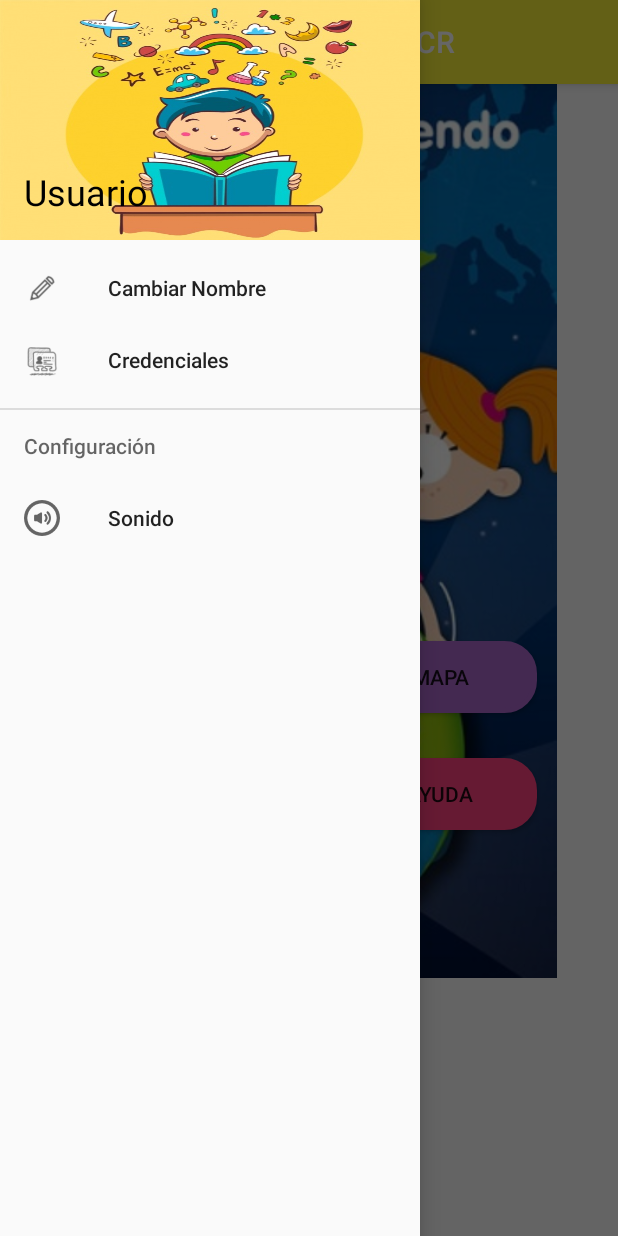
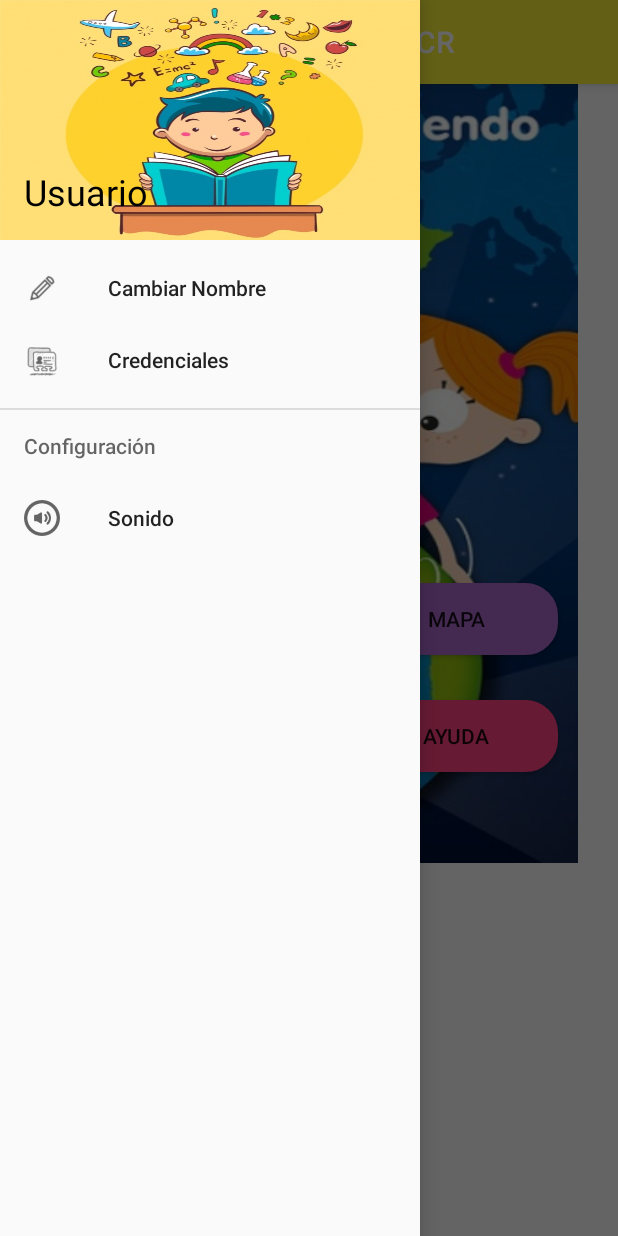
Before and after one commit to JeanCarlo14/GeoMapCR, an Android app: the screen it shows after launch (MenuPrincipal), with the side drawer open, on a phone screen of 412 x 824 dp. Run offline under Robolectric (Android 15) with nearby library versions, the phone set to English and light mode, and no system bars.

Commit message:
Revert "cambios"

```diff
--- a/app/src/main/res/layout/activity_menu_principal.xml
+++ b/app/src/main/res/layout/activity_menu_principal.xml
@@ -10,8 +10,8 @@
 
     <include
         layout="@layout/app_bar_menu_principal"
-        android:layout_width="wrap_content"
-        android:layout_height="wrap_content" />
+        android:layout_width="match_parent"
+        android:layout_height="match_parent" />
 
     <android.support.design.widget.NavigationView
         android:id="@+id/nav_view"
--- a/app/src/main/res/layout/app_bar_menu_principal.xml
+++ b/app/src/main/res/layout/app_bar_menu_principal.xml
@@ -20,9 +20,7 @@
 
     </android.support.design.widget.AppBarLayout>
 
-    <include
-        layout="@layout/content_menu_principal"
-        android:layout_width="300dp" />
+    <include layout="@layout/content_menu_principal" />
 
 
 </android.support.design.widget.CoordinatorLayout>
--- a/app/src/main/res/layout/content_menu_principal.xml
+++ b/app/src/main/res/layout/content_menu_principal.xml
@@ -9,11 +9,11 @@
     tools:showIn="@layout/app_bar_menu_principal">
 
     <RelativeLayout
-        android:layout_width="371dp"
-        android:layout_height="596dp"
+        android:layout_width="385dp"
+        android:layout_height="519dp"
         android:background="@drawable/fondo"
-        tools:layout_editor_absoluteX="7dp"
-        tools:layout_editor_absoluteY="7dp">
+        tools:layout_editor_absoluteX="3dp"
+        tools:layout_editor_absoluteY="2dp">
 
         <Button
             android:id="@+id/btnAyuda"
```
Also changed, not shown: app/src/main/java/com/example/usuario/geomapcr/Jugar.java (+1 -42 lines), app/src/main/java/com/example/usuario/geomapcr/MenuPrincipal.java (+2 -11 lines), app/src/main/res/menu/menu_jugar.xml (deleted, +0 -13 lines).
